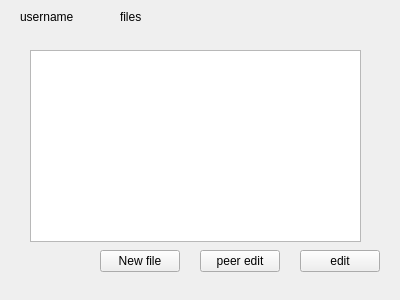
Old version of the form client/userpanel.ui in the repository cristid9/SocketPad.
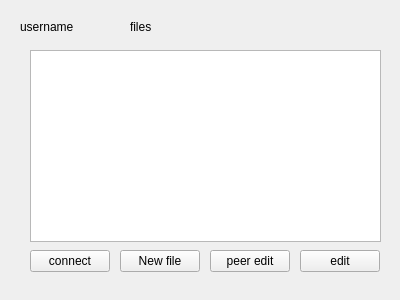
New version of the form.

Diff of the .ui file:
```diff
--- a/client/userpanel.ui
+++ b/client/userpanel.ui
@@ -18,7 +18,7 @@
     <rect>
      <x>30</x>
      <y>50</y>
-     <width>331</width>
+     <width>351</width>
      <height>192</height>
     </rect>
    </property>
@@ -39,7 +39,7 @@
   <widget class="QPushButton" name="pushButton_2">
    <property name="geometry">
     <rect>
-     <x>200</x>
+     <x>210</x>
      <y>250</y>
      <width>80</width>
      <height>22</height>
@@ -53,7 +53,7 @@
    <property name="geometry">
     <rect>
      <x>20</x>
-     <y>10</y>
+     <y>20</y>
      <width>59</width>
      <height>14</height>
     </rect>
@@ -65,8 +65,8 @@
   <widget class="QLabel" name="label_2">
    <property name="geometry">
     <rect>
-     <x>120</x>
-     <y>10</y>
+     <x>130</x>
+     <y>20</y>
      <width>59</width>
      <height>14</height>
     </rect>
@@ -78,7 +78,7 @@
   <widget class="QPushButton" name="pushButton_3">
    <property name="geometry">
     <rect>
-     <x>100</x>
+     <x>120</x>
      <y>250</y>
      <width>80</width>
      <height>22</height>
@@ -88,6 +88,19 @@
     <string>New file</string>
    </property>
   </widget>
+  <widget class="QPushButton" name="pushButton_4">
+   <property name="geometry">
+    <rect>
+     <x>30</x>
+     <y>250</y>
+     <width>80</width>
+     <height>22</height>
+    </rect>
+   </property>
+   <property name="text">
+    <string>connect</string>
+   </property>
+  </widget>
  </widget>
  <resources/>
  <connections/>
```
